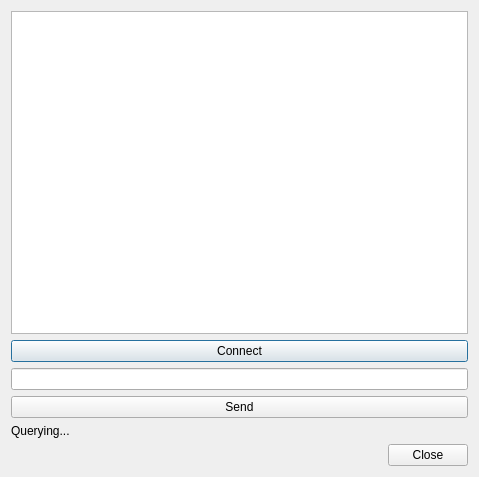
This is Myservice.ui in ShuminWang2319/BLECentral as Qt 5 draws it before an edit. The edited form follows.
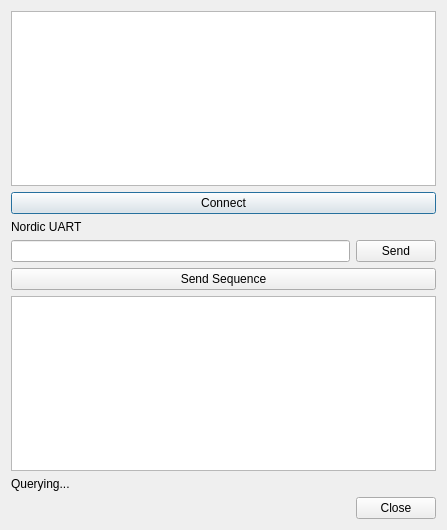
This is the edited form.

Commit message: Add a text edit to view the API content. Add a parser to parse API from a csv file.

```diff
--- a/Myservice.ui
+++ b/Myservice.ui
@@ -6,8 +6,8 @@
    <rect>
     <x>0</x>
     <y>0</y>
-    <width>479</width>
-    <height>477</height>
+    <width>447</width>
+    <height>530</height>
    </rect>
   </property>
   <property name="windowTitle">
@@ -25,7 +25,20 @@
     </widget>
    </item>
    <item>
-    <widget class="QLineEdit" name="lineEdit"/>
+    <widget class="QLabel" name="label">
+     <property name="text">
+      <string>Nordic UART</string>
+     </property>
+    </widget>
+   </item>
+   <item>
+    <layout class="QHBoxLayout" name="horizontalLayout">
+     <item>
+      <widget class="QLineEdit" name="lineEdit">
+       <property name="maxLength">
+        <number>32785</number>
+       </property>
+      </widget>
    </item>
    <item>
     <widget class="QPushButton" name="send">
@@ -42,6 +55,18 @@
       <bool>false</bool>
      </property>
     </widget>
+     </item>
+    </layout>
+   </item>
+   <item>
+    <widget class="QPushButton" name="SendSeq">
+     <property name="text">
+      <string>Send Sequence</string>
+     </property>
+    </widget>
+   </item>
+   <item>
+    <widget class="QTextEdit" name="textEdit"/>
    </item>
    <item>
     <widget class="QLabel" name="status">
```
Lines whose indentation alone changed are shown as unchanged. The commit also changes 3 other files.
